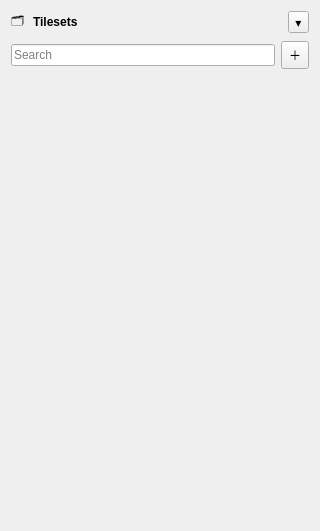
Before: the Qt Designer form src/ui/TilesetsPanel.ui in SSmallOrange/MEditor, drawn with Qt 5.
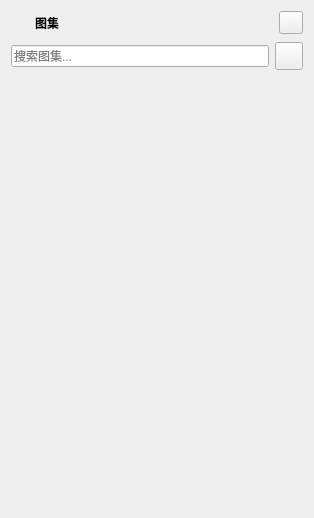
After: the same form once the commit is applied.

The edit to the form file:
```diff
--- a/src/ui/TilesetsPanel.ui
+++ b/src/ui/TilesetsPanel.ui
@@ -6,8 +6,8 @@
    <rect>
     <x>0</x>
     <y>0</y>
-    <width>320</width>
-    <height>531</height>
+    <width>314</width>
+    <height>518</height>
    </rect>
   </property>
   <property name="minimumSize">
@@ -30,11 +30,26 @@
     <layout class="QHBoxLayout" name="layoutHeader">
      <item>
       <widget class="QLabel" name="labelIcon">
+       <property name="minimumSize">
+        <size>
+         <width>16</width>
+         <height>16</height>
+        </size>
+       </property>
+       <property name="maximumSize">
+        <size>
+         <width>16</width>
+         <height>16</height>
+        </size>
+       </property>
        <property name="toolTip">
-        <string>Tilesets</string>
+        <string>瓦片图集</string>
+       </property>
+       <property name="styleSheet">
+        <string notr="true"/>
        </property>
        <property name="text">
-        <string>🗂</string>
+        <string/>
        </property>
       </widget>
      </item>
@@ -46,7 +61,7 @@
         </font>
        </property>
        <property name="text">
-        <string>Tilesets</string>
+        <string>图集</string>
        </property>
       </widget>
      </item>
@@ -72,7 +87,7 @@
         <string>折叠/展开全部</string>
        </property>
        <property name="text">
-        <string>▾</string>
+        <string/>
        </property>
        <property name="checkable">
         <bool>true</bool>
@@ -89,7 +104,7 @@
      <item>
       <widget class="QLineEdit" name="editSearch">
        <property name="placeholderText">
-        <string>Search</string>
+        <string>搜索图集...</string>
        </property>
       </widget>
      </item>
@@ -105,7 +120,7 @@
         <string>新增 Tileset</string>
        </property>
        <property name="text">
-        <string>＋</string>
+        <string/>
        </property>
       </widget>
      </item>
@@ -124,8 +139,8 @@
        <rect>
         <x>0</x>
         <y>0</y>
-        <width>302</width>
-        <height>443</height>
+        <width>296</width>
+        <height>430</height>
        </rect>
       </property>
       <layout class="QVBoxLayout" name="layoutScroll">
```
Left out of the diff: 2 changed lines with no effect on the pictures.
